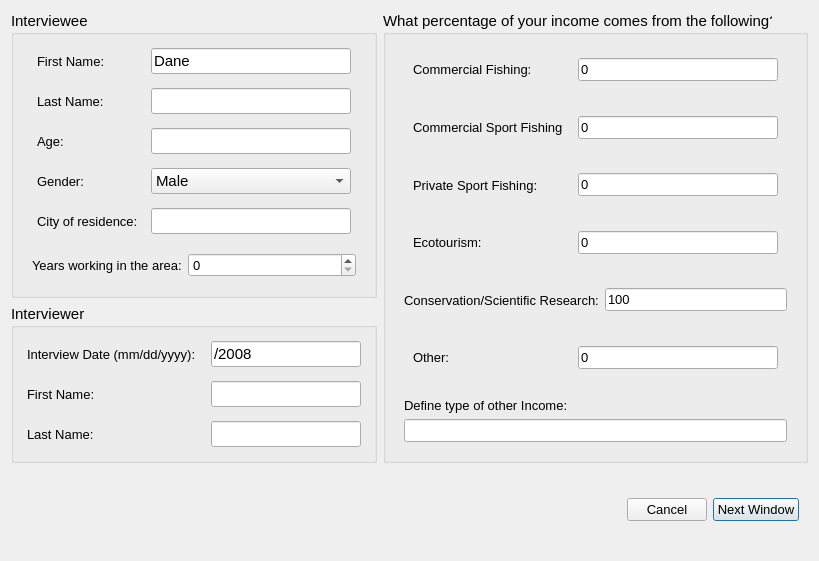
Qt form cobi_loreto/Interview/interviewstart.ui (Ecotrust/openoceanmap-desktop) before a commit.
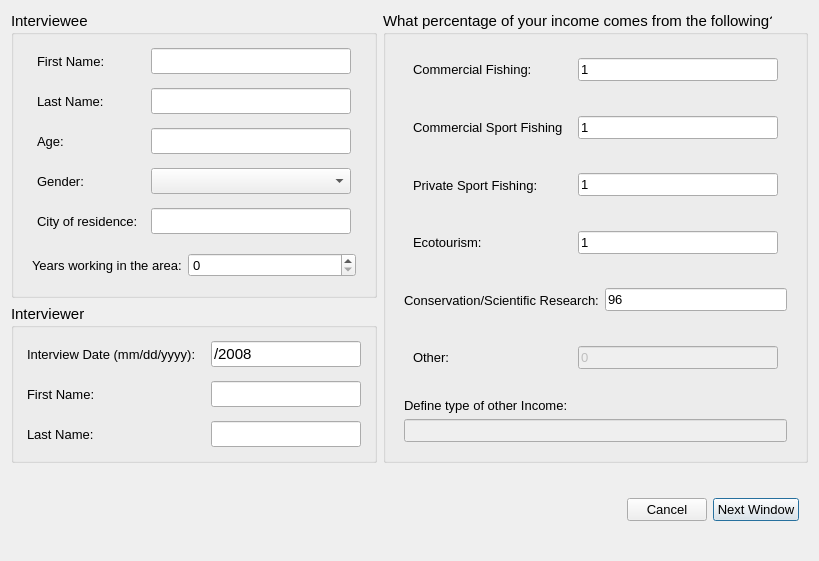
The same form after that commit.

Diff of the .ui file:
```diff
--- a/cobi_loreto/Interview/interviewstart.ui
+++ b/cobi_loreto/Interview/interviewstart.ui
@@ -91,7 +91,7 @@
                   </size>
                  </property>
                  <property name="text" >
-                  <string>Dane</string>
+                  <string/>
                  </property>
                 </widget>
                </item>
@@ -282,6 +282,11 @@
                    <height>16777215</height>
                   </size>
                  </property>
+                 <item>
+                  <property name="text" >
+                   <string/>
+                  </property>
+                 </item>
                  <item>
                   <property name="text" >
                    <string>Male</string>
@@ -712,7 +717,7 @@
               </font>
              </property>
              <property name="text" >
-              <string>0</string>
+              <string>1</string>
              </property>
             </widget>
            </item>
@@ -774,7 +779,7 @@
               </font>
              </property>
              <property name="text" >
-              <string>0</string>
+              <string>1</string>
              </property>
             </widget>
            </item>
@@ -836,7 +841,7 @@
               </font>
              </property>
              <property name="text" >
-              <string>0</string>
+              <string>1</string>
              </property>
             </widget>
            </item>
@@ -898,7 +903,7 @@
               </font>
              </property>
              <property name="text" >
-              <string>0</string>
+              <string>1</string>
              </property>
             </widget>
            </item>
@@ -960,7 +965,7 @@
               </font>
              </property>
              <property name="text" >
-              <string>100</string>
+              <string>96</string>
              </property>
             </widget>
            </item>
@@ -1002,7 +1007,7 @@
            <item>
             <widget class="QLineEdit" name="other_line" >
              <property name="enabled" >
-              <bool>true</bool>
+              <bool>false</bool>
              </property>
              <property name="minimumSize" >
               <size>
@@ -1064,7 +1069,7 @@
            <item>
             <widget class="QLineEdit" name="define_other_line" >
              <property name="enabled" >
-              <bool>true</bool>
+              <bool>false</bool>
              </property>
              <property name="sizePolicy" >
               <sizepolicy vsizetype="Fixed" hsizetype="Expanding" >
```
